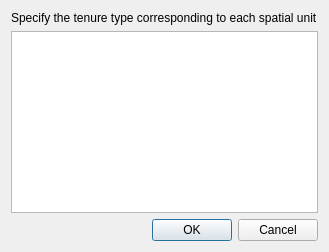
Old version of the form stdm/ui/wizard/ui_spatial_unit_tenure_dialog.ui in the repository gltn/stdm.
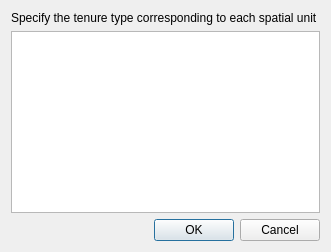
New version of the form. Custom widgets are drawn as their Qt base class.

Patch:
```diff
--- a/stdm/ui/wizard/ui_spatial_unit_tenure_dialog.ui
+++ b/stdm/ui/wizard/ui_spatial_unit_tenure_dialog.ui
@@ -30,7 +30,9 @@
    <item row="0" column="0">
     <widget class="QLabel" name="label">
      <property name="text">
-      <string>&lt;html&gt;&lt;head/&gt;&lt;body&gt;&lt;p&gt;Specify the tenure type corresponding to each spatial unit&lt;/p&gt;&lt;/body&gt;&lt;/html&gt;</string>
+                        <string>&lt;html&gt;&lt;head/&gt;&lt;body&gt;&lt;p&gt;Specify the tenure type corresponding to
+                            each spatial unit&lt;/p&gt;&lt;/body&gt;&lt;/html&gt;
+                        </string>
      </property>
     </widget>
    </item>
```
Lines whose indentation alone changed are shown as unchanged.
